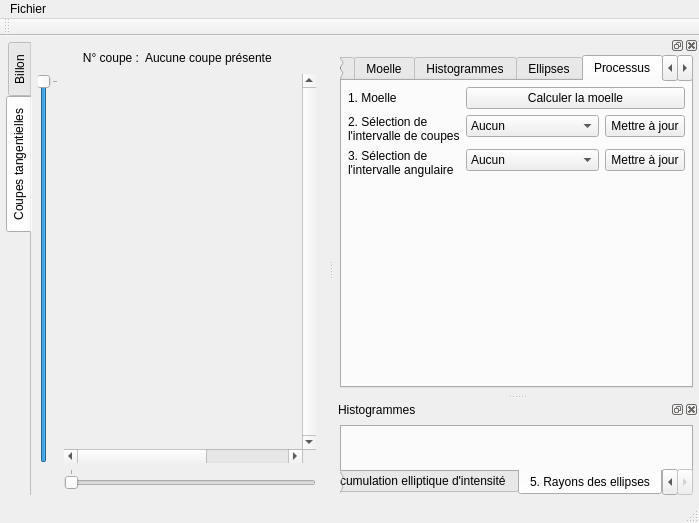
The window that ui/mainwindow.ui (akrah/TKDetection) describes before a commit, drawn with Qt 5.
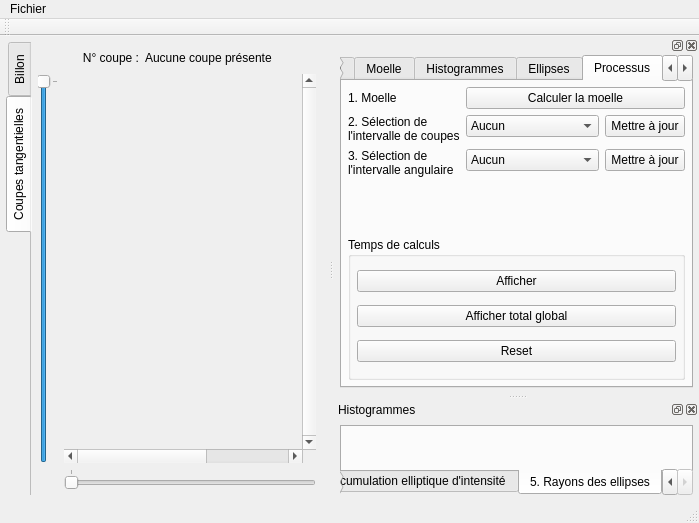
The same window after the commit. The open tabs and pages were chosen to show the change. Custom widgets are drawn as their Qt base class.

Commit message: Add time to graphical interface + correct outlierInterpolation bug during lowess algorithm

Patch:
```diff
--- a/ui/mainwindow.ui
+++ b/ui/mainwindow.ui
@@ -2075,7 +2075,12 @@
         <attribute name="title">
          <string>Processus</string>
         </attribute>
+        <layout class="QVBoxLayout" name="verticalLayout_18">
+         <item>
         <layout class="QFormLayout" name="formLayout">
+           <property name="fieldGrowthPolicy">
+            <enum>QFormLayout::AllNonFixedFieldsGrow</enum>
+           </property>
          <item row="0" column="0">
           <widget class="QLabel" name="label_11">
            <property name="text">
@@ -2169,6 +2174,38 @@
             </widget>
            </item>
           </layout>
+           </item>
+          </layout>
+         </item>
+         <item>
+          <widget class="QGroupBox" name="groupBox_2">
+           <property name="title">
+            <string>Temps de calculs</string>
+           </property>
+           <layout class="QVBoxLayout" name="verticalLayout_19">
+            <item>
+             <widget class="QPushButton" name="_buttonGlobalTimerPrint">
+              <property name="text">
+               <string>Afficher</string>
+              </property>
+             </widget>
+            </item>
+            <item>
+             <widget class="QPushButton" name="_buttonGlobalTimerPrintTotal">
+              <property name="text">
+               <string>Afficher total global</string>
+              </property>
+             </widget>
+            </item>
+            <item>
+             <widget class="QPushButton" name="_buttonGlobalTimerReset">
+              <property name="text">
+               <string>Reset</string>
+              </property>
+             </widget>
+            </item>
+           </layout>
+          </widget>
          </item>
         </layout>
        </widget>
```
Left out of the diff: 58 changed lines with no effect on the pictures. Lines whose indentation alone changed are shown as unchanged. The commit also changes 5 other files.
